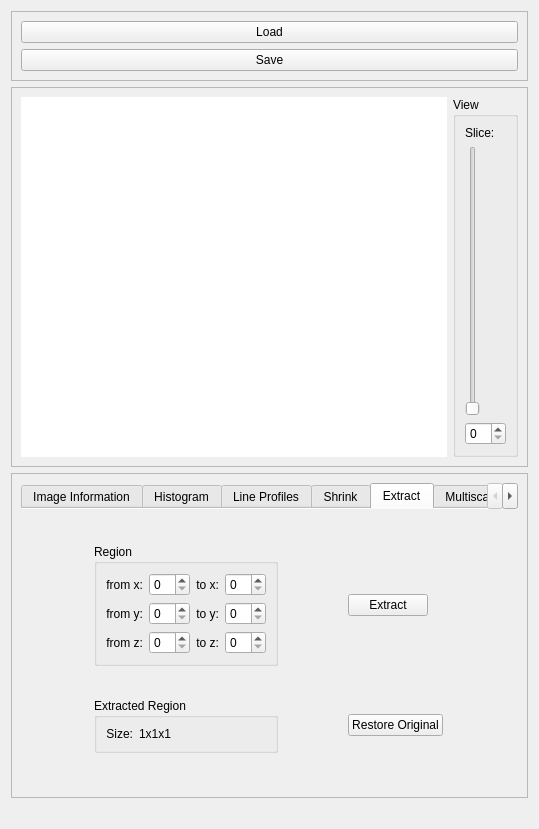
Before: the Qt Designer form source/modules/image_widget/ImageWidget.ui in josefkoller/ambient_image_processor, drawn with Qt 5.
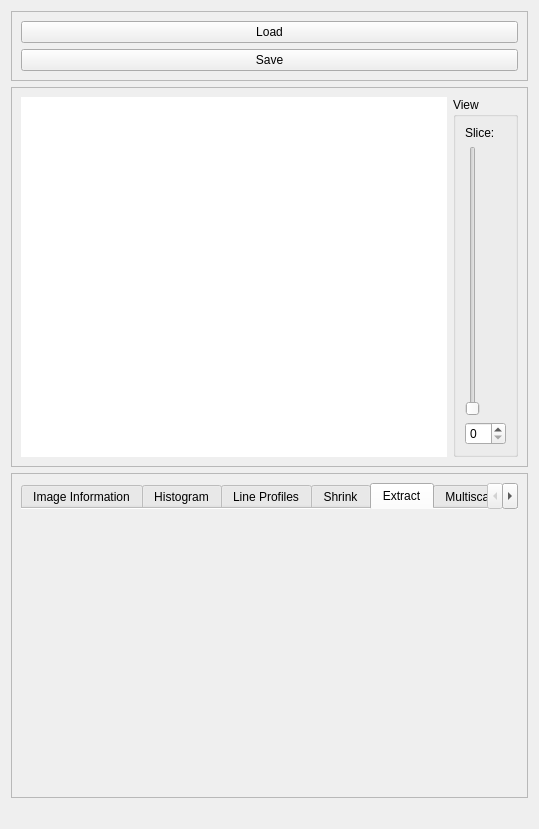
After: the same form once the commit is applied. The open tabs and pages were chosen to show the change. Custom widgets are drawn as their Qt base class.

Commit message: extract module

Diff of the .ui file:
```diff
--- a/source/modules/image_widget/ImageWidget.ui
+++ b/source/modules/image_widget/ImageWidget.ui
@@ -245,155 +245,7 @@
           </attribute>
           <layout class="QGridLayout" name="gridLayout_3">
            <item row="0" column="0">
-            <widget class="QGroupBox" name="groupBox_5">
-             <property name="sizePolicy">
-              <sizepolicy hsizetype="Maximum" vsizetype="Preferred">
-               <horstretch>0</horstretch>
-               <verstretch>0</verstretch>
-              </sizepolicy>
-             </property>
-             <property name="title">
-              <string>Region</string>
-             </property>
-             <layout class="QGridLayout" name="gridLayout_8">
-              <item row="0" column="4">
-               <widget class="QLabel" name="label_18">
-                <property name="text">
-                 <string>to x:</string>
-                </property>
-                <property name="alignment">
-                 <set>Qt::AlignRight|Qt::AlignTrailing|Qt::AlignVCenter</set>
-                </property>
-               </widget>
-              </item>
-              <item row="1" column="0">
-               <widget class="QLabel" name="label_19">
-                <property name="text">
-                 <string>from y:</string>
-                </property>
-                <property name="alignment">
-                 <set>Qt::AlignRight|Qt::AlignTrailing|Qt::AlignVCenter</set>
-                </property>
-               </widget>
-              </item>
-              <item row="0" column="5">
-               <widget class="QSpinBox" name="to_x_spinbox"/>
-              </item>
-              <item row="0" column="2">
-               <widget class="QSpinBox" name="from_x_spinbox"/>
-              </item>
-              <item row="0" column="0">
-               <widget class="QLabel" name="label_17">
-                <property name="text">
-                 <string>from x:</string>
-                </property>
-                <property name="alignment">
-                 <set>Qt::AlignRight|Qt::AlignTrailing|Qt::AlignVCenter</set>
-                </property>
-               </widget>
-              </item>
-              <item row="1" column="4">
-               <widget class="QLabel" name="label_20">
-                <property name="text">
-                 <string>to y:</string>
-                </property>
-                <property name="alignment">
-                 <set>Qt::AlignRight|Qt::AlignTrailing|Qt::AlignVCenter</set>
-                </property>
-               </widget>
-              </item>
-              <item row="1" column="5">
-               <widget class="QSpinBox" name="to_y_spinbox"/>
-              </item>
-              <item row="1" column="2">
-               <widget class="QSpinBox" name="from_y_spinbox"/>
-              </item>
-              <item row="6" column="0">
-               <widget class="QLabel" name="label_21">
-                <property name="text">
-                 <string>from z:</string>
-                </property>
-                <property name="alignment">
-                 <set>Qt::AlignRight|Qt::AlignTrailing|Qt::AlignVCenter</set>
-                </property>
-               </widget>
-              </item>
-              <item row="6" column="4">
-               <widget class="QLabel" name="label_22">
-                <property name="text">
-                 <string>to z:</string>
-                </property>
-                <property name="alignment">
-                 <set>Qt::AlignRight|Qt::AlignTrailing|Qt::AlignVCenter</set>
-                </property>
-               </widget>
-              </item>
-              <item row="6" column="2">
-               <widget class="QSpinBox" name="from_z_spinbox"/>
-              </item>
-              <item row="6" column="5">
-               <widget class="QSpinBox" name="to_z_spinbox"/>
-              </item>
-             </layout>
-            </widget>
-           </item>
-           <item row="1" column="0">
-            <widget class="QGroupBox" name="groupBox_3">
-             <property name="title">
-              <string>Extracted Region</string>
-             </property>
-             <layout class="QHBoxLayout" name="horizontalLayout_5">
-              <item>
-               <widget class="QLabel" name="label_23">
-                <property name="sizePolicy">
-                 <sizepolicy hsizetype="Maximum" vsizetype="Preferred">
-                  <horstretch>0</horstretch>
-                  <verstretch>0</verstretch>
-                 </sizepolicy>
-                </property>
-                <property name="text">
-                 <string>Size:</string>
-                </property>
-                <property name="alignment">
-                 <set>Qt::AlignRight|Qt::AlignTrailing|Qt::AlignVCenter</set>
-                </property>
-               </widget>
-              </item>
-              <item>
-               <widget class="QLabel" name="extracted_region_size_label">
-                <property name="text">
-                 <string>1x1x1</string>
-                </property>
-               </widget>
-              </item>
-             </layout>
-            </widget>
-           </item>
-           <item row="0" column="1">
-            <widget class="QPushButton" name="extract_button">
-             <property name="sizePolicy">
-              <sizepolicy hsizetype="Maximum" vsizetype="Fixed">
-               <horstretch>0</horstretch>
-               <verstretch>0</verstretch>
-              </sizepolicy>
-             </property>
-             <property name="text">
-              <string>Extract</string>
-             </property>
-            </widget>
-           </item>
-           <item row="1" column="1">
-            <widget class="QPushButton" name="restore_original_button_extract">
-             <property name="sizePolicy">
-              <sizepolicy hsizetype="Maximum" vsizetype="Fixed">
-               <horstretch>0</horstretch>
-               <verstretch>0</verstretch>
-              </sizepolicy>
-             </property>
-             <property name="text">
-              <string>Restore Original</string>
-             </property>
-            </widget>
+            <widget class="ExtractWidget" name="extract_widget" native="true"/>
            </item>
           </layout>
          </widget>
@@ -703,6 +555,12 @@
    <header>source/modules/shrink/ShrinkWidget.h</header>
    <container>1</container>
   </customwidget>
+  <customwidget>
+   <class>ExtractWidget</class>
+   <extends>QWidget</extends>
+   <header>source/modules/extract/ExtractWidget.h</header>
+   <container>1</container>
+  </customwidget>
  </customwidgets>
  <resources/>
  <connections/>
```
Left out of the diff: 2 changed lines with no effect on the pictures. The commit also changes 11 other files.
